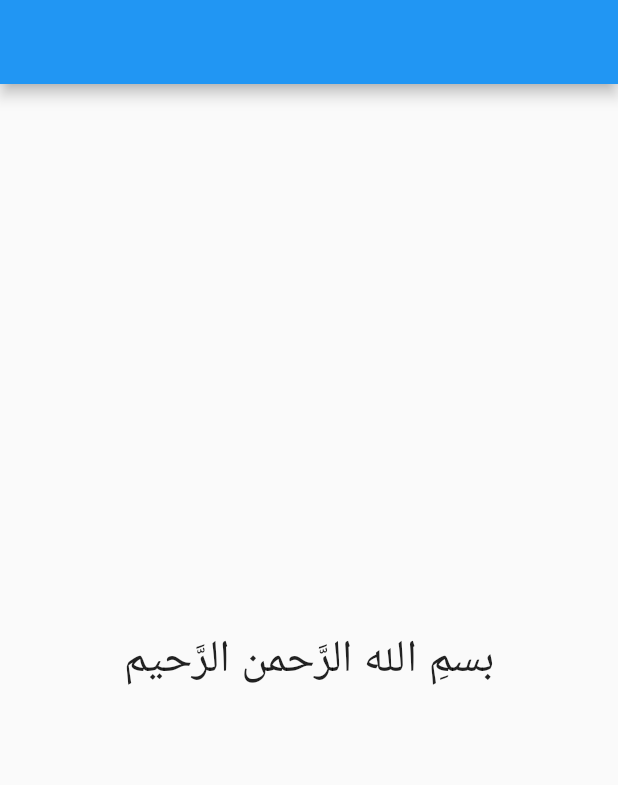
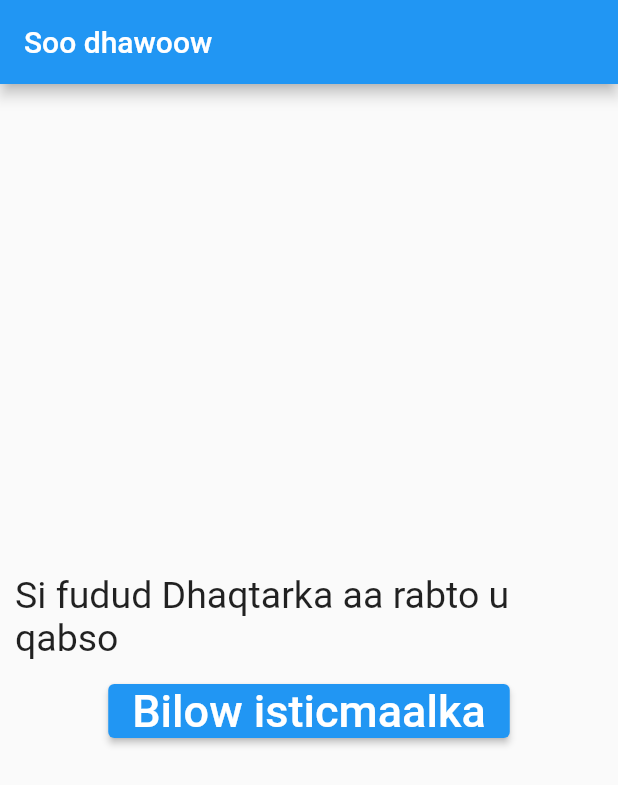
Before and after one commit to muhaksim/Doctor-Appointment, a Flutter app: the screen it shows after launch, on a phone screen of 412 x 824 dp. Shown: the top 785 px of the screen. Run offline on Flutter 3.47's test engine with Material 2 defaults, Android fonts, the phone set to English and light mode, and no system bars.

Commit message:
second-initial commit

```diff
--- a/lib/main.dart
+++ b/lib/main.dart
@@ -1,26 +1,8 @@
+import 'package:doctor_appointment/screens/welcome_screen.dart';
 import 'package:flutter/material.dart';
 
 void main() {
-  runApp(const MyApp());
+  runApp(const MaterialApp(
+    home: WelcomeScreen(),
+  ));
 }
-
-class MyApp extends StatelessWidget {
-  const MyApp({Key? key}) : super(key: key);
-
-  @override
-  Widget build(BuildContext context) {
-    return MaterialApp(
-      home: Scaffold(
-        appBar: AppBar(
-          title: const Text(' '),
-        ),
-        body: const Center(
-          child: Text(
-            'بسمِ الله الرَّحمن الرَّحيم',
-            style: TextStyle(fontSize: 30),
-          ),
-        ),
-      ),
-    );
-  }
-}
--- /dev/null
+++ b/lib/screens/welcome_screen.dart
@@ -0,0 +1,41 @@
+import 'package:doctor_appointment/screens/home_screen.dart';
+import 'package:flutter/material.dart';
+
+class WelcomeScreen extends StatelessWidget {
+  const WelcomeScreen({Key? key}) : super(key: key);
+
+  @override
+  Widget build(BuildContext context) {
+    return Scaffold(
+      appBar: AppBar(
+        title: Text('Soo dhawoow'),
+      ),
+      body: SafeArea(
+        child: Container(
+          margin: EdgeInsets.all(10),
+          child: Column(
+            mainAxisAlignment: MainAxisAlignment.center,
+            children: [
+              Text(
+                'Si fudud Dhaqtarka aa rabto u qabso',
+                style: TextStyle(fontSize: 25),
+              ),
+              SizedBox(
+                height: 10,
+              ),
+              ElevatedButton(
+                  onPressed: () {
+                    Navigator.push(context,
+                        MaterialPageRoute(builder: (context) => HomeScreen()));
+                  },
+                  child: Text(
+                    'Bilow isticmaalka',
+                    style: TextStyle(fontSize: 30),
+                  ))
+            ],
+          ),
+        ),
+      ),
+    );
+  }
+}
```
Also changed, not shown: lib/models/hospitals.dart (added, +15 -0 lines), lib/screens/home_screen.dart (added, +28 -0 lines), pubspec.lock, 1 other file.
